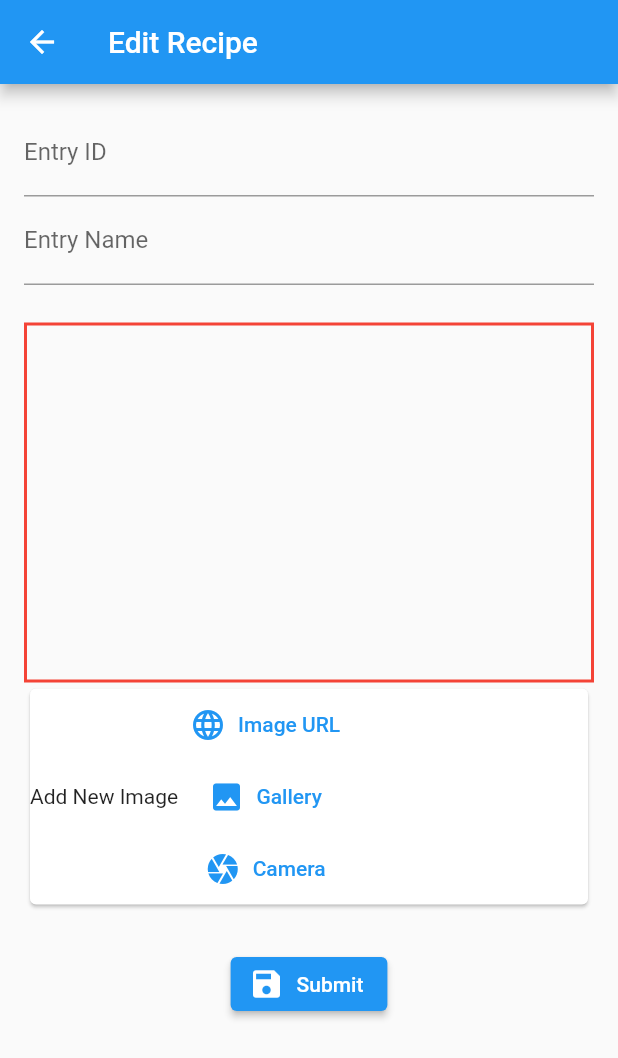
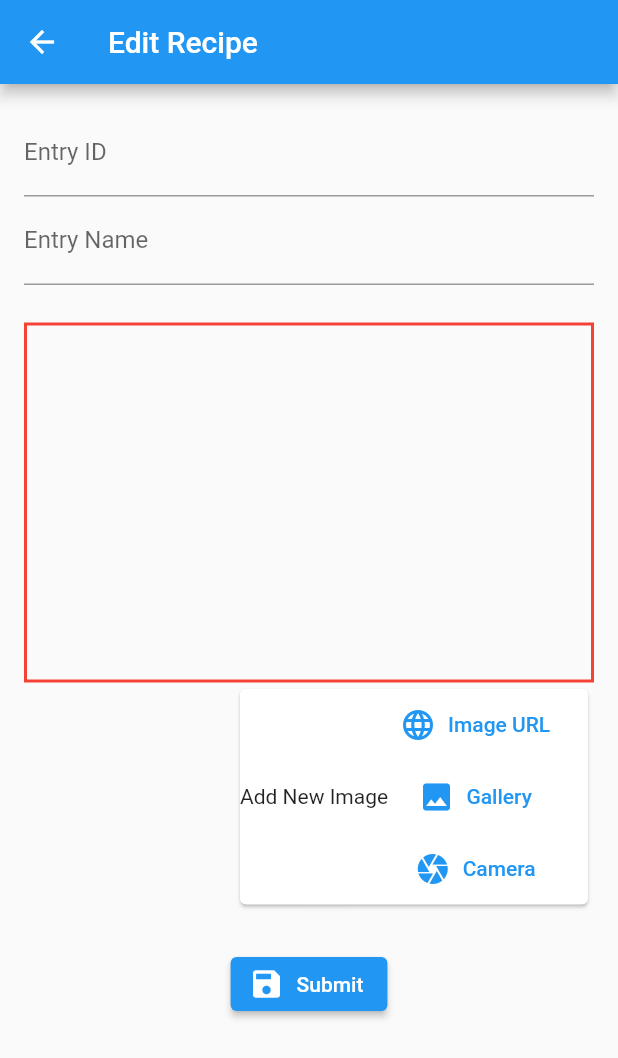
Before and after one commit to bradley-edward/recipe-index, a Flutter app: the EditRecipeScreen screen opened by its route, on a phone screen of 412 x 824 dp. Shown: the top 1058 px of the screen. Run offline on Flutter 3.47's test engine with Material 2 defaults, Android fonts, the phone set to English and light mode, and no system bars; drawn by our look-alikes of reorderable_grid_view; our stand-ins replace carousel_slider, image_picker, sqflite; accounts and stored records are empty.

Commit message:
Adjustments to ImageListEdit

```diff
--- a/lib/widgets/image_list_edit.dart
+++ b/lib/widgets/image_list_edit.dart
@@ -26,16 +26,11 @@ class _ImageListEditState extends State<ImageListEdit> {
 		_testData.addAll(widget.initialList);
 	}
 
-	Widget _buildItem(String text) {
-		return Card(
-			key: ValueKey(text),
-			child: Text(text),
-		);
-    }
 
 	@override
 	Widget build(BuildContext context) {
 		return Column(
+			crossAxisAlignment: CrossAxisAlignment.end,
 			children: [
 				Container(
 					height: 240,
@@ -67,10 +62,14 @@ class _ImageListEditState extends State<ImageListEdit> {
 						),
 					),
 				),
-				Card(
+				Container(
+					width: 240,
+					child: Card(
 						child: Row(
 							children: [
-							const Text('Add New Image'),
+								const Center(
+									child: Text('Add New Image'),
+								),
 								ImageInput((EntryImage newImage) {
 									setState(() {
 										_testData.add(newImage);
@@ -79,6 +78,7 @@ class _ImageListEditState extends State<ImageListEdit> {
 								}),
 							]
 						),
+					),
 				)
 			],
 		);
```
Lines whose indentation alone changed are shown as unchanged.
